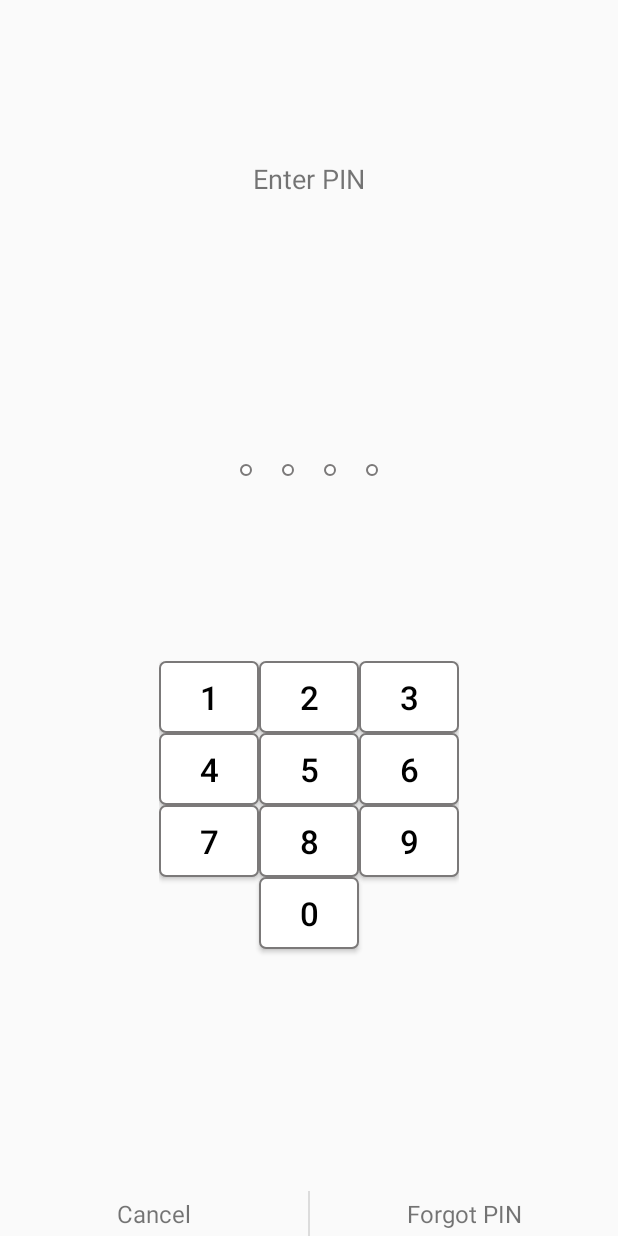
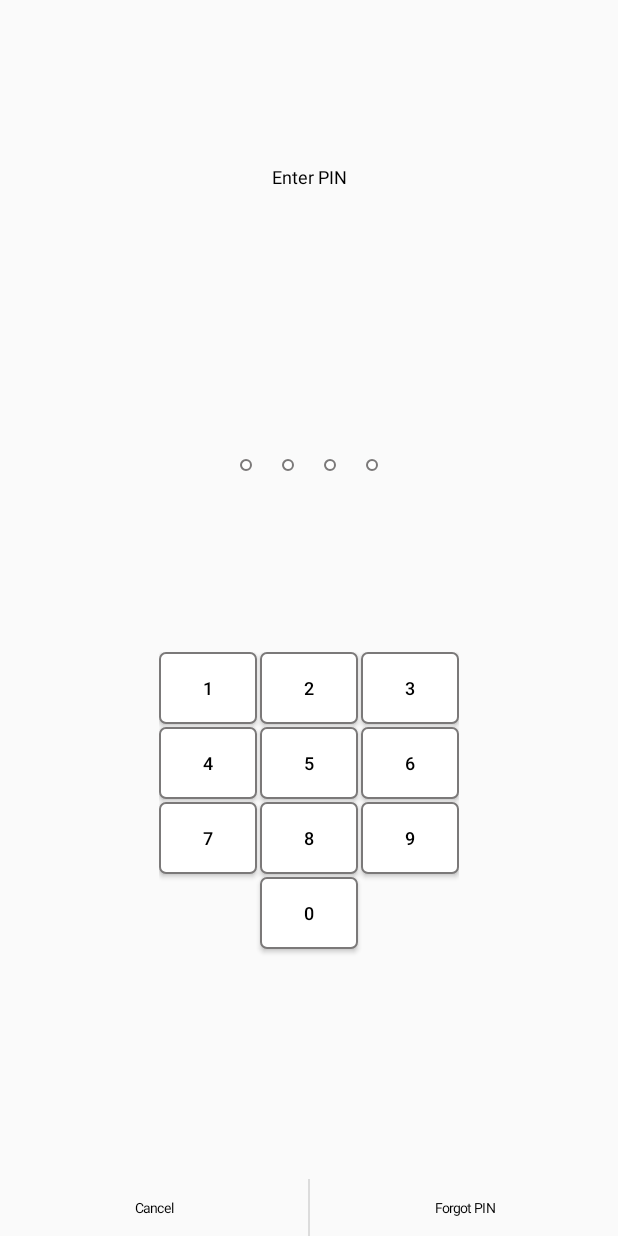
Before and after one commit to manupsunny/PinLock, an Android app: the ConfirmPinActivitySample screen opened directly, with no data from a screen before it, on a phone screen of 412 x 824 dp. Run offline under Robolectric (Android 15) with nearby library versions, the phone set to English and light mode, and no system bars.

```diff
--- a/app/src/main/AndroidManifest.xml
+++ b/app/src/main/AndroidManifest.xml
@@ -1,6 +1,6 @@
 <manifest xmlns:android="http://schemas.android.com/apk/res/android"
     package="com.msp.sample" >
-
+    <uses-permission android:name="android.permission.VIBRATE"/>
     <application
         android:allowBackup="true"
         android:icon="@mipmap/ic_launcher"
--- a/app/src/main/res/values/styles.xml
+++ b/app/src/main/res/values/styles.xml
@@ -8,4 +8,31 @@
         <item name="colorAccent">@color/colorAccent</item>
     </style>
 
+    <style name="PinLock" >
+        <item name="pinLength">4</item>
+
+        <item name="keypadButtonShape">@drawable/rectangle</item>
+        <item name="keypadTextColor">#000000</item>
+        <item name="keypadTextSize">8dp</item>
+        <item name="keypadWidth">200dp</item>
+        <item name="keypadHeight">230dp</item>
+        <item name="keypadVerticalSpacing">2dp</item>
+        <item name="keypadHorizontalSpacing">2dp</item>
+
+        <item name="cancelForgotTextColor">#000000</item>
+        <item name="cancelForgotTextSize">6dp</item>
+
+        <item name="infoTextColor">#000000</item>
+        <item name="infoTextSize">8dp</item>
+
+        <item name="vibrateOnClick">true</item>
+        <item name="vibrateDuration">20</item>
+
+        <item name="statusEmptyBackground">@drawable/dot_empty</item>
+        <item name="statusFilledBackground">@drawable/dot_filled</item>
+        <item name="statusDotDiameter">8dp</item>
+        <item name="statusDotSpacing">10dp</item>
+
+    </style>
+
 </resources>
--- a/pinlock/src/main/java/com/manusunny/pinlock/BasePinActivity.java
+++ b/pinlock/src/main/java/com/manusunny/pinlock/BasePinActivity.java
@@ -18,6 +18,8 @@
 package com.manusunny.pinlock;
 
 import android.app.Activity;
+import android.content.res.TypedArray;
+import android.graphics.Color;
 import android.os.Bundle;
 import android.view.View;
 import android.widget.TextView;
@@ -50,6 +52,7 @@ public abstract class BasePinActivity extends Activity implements PinListener {
      * Holds reference to forgot button added to the UI
      */
     private TextView forgetButton;
+    private TextView cancelButton;
 
     @Override
     protected void onCreate(Bundle savedInstanceState) {
@@ -60,15 +63,17 @@ public abstract class BasePinActivity extends Activity implements PinListener {
 
         label = (TextView) findViewById(R.id.label);
         statusDots = (StatusDots) findViewById(R.id.statusDots);
+
         setupButtons();
+        setupStyles();
     }
 
 
     /**
-     * Setting up calcel and forgot buttons and adding onClickListeners to them
+     * Setting up cancel and forgot buttons and adding onClickListeners to them
      */
     private void setupButtons() {
-        TextView cancelButton = (TextView) findViewById(R.id.cancelButton);
+        cancelButton = (TextView) findViewById(R.id.cancelButton);
         cancelButton.setOnClickListener(new View.OnClickListener() {
             @Override
             public void onClick(View v) {
@@ -85,6 +90,26 @@ public abstract class BasePinActivity extends Activity implements PinListener {
                 finish();
             }
         });
+    }
+
+
+    /**
+     * Setting up color and textSize for cancel/forgot buttons and info text
+     */
+    private void setupStyles() {
+        TypedArray styledAttributes = obtainStyledAttributes(R.style.PinLock, R.styleable.PinLock);
+        final int cancelForgotTextSize = styledAttributes.getDimensionPixelOffset(R.styleable.PinLock_cancelForgotTextSize, 20);
+        cancelButton.setTextSize(cancelForgotTextSize);
+        forgetButton.setTextSize(cancelForgotTextSize);
+
+        final int cancelForgotTextColor = styledAttributes.getColor(R.styleable.PinLock_cancelForgotTextColor, Color.BLACK);
+        cancelButton.setTextColor(cancelForgotTextColor);
+        forgetButton.setTextColor(cancelForgotTextColor);
+
+        final int infoTextSize = styledAttributes.getDimensionPixelOffset(R.styleable.PinLock_infoTextSize, 20);
+        final int infoTextColor = styledAttributes.getColor(R.styleable.PinLock_infoTextColor, Color.BLACK);
+        label.setTextSize(infoTextSize);
+        label.setTextColor(infoTextColor);
     }
 
 
--- a/pinlock/src/main/java/com/manusunny/pinlock/components/Dot.java
+++ b/pinlock/src/main/java/com/manusunny/pinlock/components/Dot.java
@@ -55,8 +55,8 @@ public class Dot extends View {
      * Setting up layout dimensional parameters for the view
      */
     private void setLayoutParameters() {
-        final int dotDiameter = styledAttributes.getDimensionPixelOffset(R.styleable.PinLock_dotDiameter, 50);
-        final int margin = styledAttributes.getDimensionPixelOffset(R.styleable.PinLock_dotSpacing, 30);
+        final int dotDiameter = styledAttributes.getDimensionPixelOffset(R.styleable.PinLock_statusDotDiameter, 50);
+        final int margin = styledAttributes.getDimensionPixelOffset(R.styleable.PinLock_statusDotSpacing, 30);
         final LinearLayout.LayoutParams params = new LinearLayout.LayoutParams(dotDiameter, dotDiameter);
         params.setMargins(margin, 0, margin, 0);
         setLayoutParams(params);
--- a/pinlock/src/main/java/com/manusunny/pinlock/components/Keypad.java
+++ b/pinlock/src/main/java/com/manusunny/pinlock/components/Keypad.java
@@ -19,7 +19,9 @@ package com.manusunny.pinlock.components;
 
 import android.content.Context;
 import android.content.res.TypedArray;
+import android.graphics.Canvas;
 import android.util.AttributeSet;
+import android.widget.FrameLayout;
 import android.widget.GridView;
 
 import com.manusunny.pinlock.PinListener;
@@ -54,9 +56,33 @@ public class Keypad extends GridView {
     public Keypad(Context context, AttributeSet attrs) {
         super(context, attrs);
         this.context = context;
-        styledAttributes = context.obtainStyledAttributes(attrs, R.styleable.PinLock);
+        styledAttributes = context.obtainStyledAttributes(R.style.PinLock, R.styleable.PinLock);
         pin = "";
         setNumColumns(3);
+        setSpacing();
+    }
+
+
+    /**
+     * Setting up vertical and horizontal spacing for the view
+     */
+    private void setSpacing() {
+        final int verticalSpacing = styledAttributes.getDimensionPixelOffset(R.styleable.PinLock_keypadVerticalSpacing, 2);
+        final int horizontalSpacing = styledAttributes.getDimensionPixelOffset(R.styleable.PinLock_keypadHorizontalSpacing, 2);
+        setVerticalSpacing(verticalSpacing);
+        setHorizontalSpacing(horizontalSpacing);
+    }
+
+
+    /**
+     * Setting up layout dimensional parameters for the view
+     */
+    public void setLayoutParameters() {
+        final int keypadWidth = styledAttributes.getDimensionPixelOffset(R.styleable.PinLock_keypadWidth, 200);
+        final int keypadHeight = styledAttributes.getDimensionPixelOffset(R.styleable.PinLock_keypadHeight, 230);
+        final FrameLayout.LayoutParams params = new FrameLayout.LayoutParams(keypadWidth, keypadHeight);
+        params.gravity = 17;
+        setLayoutParams(params);
     }
 
 
@@ -70,6 +96,12 @@ public class Keypad extends GridView {
     }
 
 
+    @Override
+    protected void onDraw(Canvas canvas) {
+        super.onDraw(canvas);
+        setLayoutParameters();
+    }
+
     /**
      * Executed just before destroying Keypad object. Used to recycle StyledAttributes properly
      * @throws Throwable
--- a/pinlock/src/main/java/com/manusunny/pinlock/components/KeypadAdapter.java
+++ b/pinlock/src/main/java/com/manusunny/pinlock/components/KeypadAdapter.java
@@ -20,6 +20,7 @@ package com.manusunny.pinlock.components;
 import android.content.Context;
 import android.content.res.TypedArray;
 import android.graphics.Color;
+import android.os.Vibrator;
 import android.view.LayoutInflater;
 import android.view.View;
 import android.view.ViewGroup;
@@ -51,6 +52,12 @@ public class KeypadAdapter extends BaseAdapter {
 
 
     /**
+     * Stores the context of current activity
+     */
+    private final Context context;
+
+
+    /**
      * Implementation of PinListener interface. Used to handle PIN change events
      */
     private PinListener pinListener;
@@ -64,7 +71,8 @@ public class KeypadAdapter extends BaseAdapter {
      */
     public KeypadAdapter(Context context, TypedArray styledAttributes, PinListener pinListener) {
         this.styledAttributes = styledAttributes;
-        inflater = LayoutInflater.from(context);
+        this.context = context;
+        inflater = LayoutInflater.from(this.context);
         this.pinListener = pinListener;
     }
 
@@ -104,6 +112,8 @@ public class KeypadAdapter extends BaseAdapter {
                 Button key = (Button) v;
                 final String keyText = key.getText().toString();
                 Keypad.pin = Keypad.pin.concat(keyText);
+
+                vibrateIfEnabled();
                 pinListener.onPinValueChange(Keypad.pin.length());
                 if (Keypad.pin.length() == pinLength) {
                     pinListener.onCompleted(Keypad.pin);
@@ -116,17 +126,31 @@ public class KeypadAdapter extends BaseAdapter {
 
 
     /**
+     * Vibrate device on each key press if the feature is enabled
+     */
+    private void vibrateIfEnabled() {
+        final boolean enabled = styledAttributes.getBoolean(R.styleable.PinLock_vibrateOnClick, false);
+        if(enabled){
+            Vibrator v = (Vibrator) context.getSystemService(Context.VIBRATOR_SERVICE);
+            final int duration = styledAttributes.getInt(R.styleable.PinLock_vibrateDuration, 20);
+            v.vibrate(duration);
+        }
+    }
+
+
+    /**
      * Setting Button background styles such as background, size and shape
      * @param view Button itself
      */
     private void setStyle(Button view) {
-        view.setTextSize(styledAttributes.getFloat(R.styleable.PinLock_buttonTextSize, 22));
+        final int textSize = styledAttributes.getDimensionPixelOffset(R.styleable.PinLock_keypadTextSize, 20);
+        view.setTextSize(textSize);
 
-        final int color = styledAttributes.getColor(R.styleable.PinLock_buttonTextColor, Color.BLACK);
+        final int color = styledAttributes.getColor(R.styleable.PinLock_keypadTextColor, Color.BLACK);
         view.setTextColor(color);
 
         final int background = styledAttributes
-                .getResourceId(R.styleable.PinLock_buttonBackground, R.drawable.rectangle);
+                .getResourceId(R.styleable.PinLock_keypadButtonShape, R.drawable.rectangle);
         view.setBackgroundResource(background);
     }
 
@@ -137,7 +161,6 @@ public class KeypadAdapter extends BaseAdapter {
      * @param view Button itself
      */
     private void setValues(int position, Button view) {
-
         if (position == 10) {
             view.setText("0");
         } else if (position == 9) {
--- a/pinlock/src/main/java/com/manusunny/pinlock/components/StatusDots.java
+++ b/pinlock/src/main/java/com/manusunny/pinlock/components/StatusDots.java
@@ -47,7 +47,7 @@ public class StatusDots extends LinearLayout {
     public StatusDots(Context context, AttributeSet attrs) {
         super(context, attrs);
         this.context = context;
-        styledAttributes = context.obtainStyledAttributes(attrs, R.styleable.PinLock);
+        styledAttributes = context.obtainStyledAttributes(R.style.PinLock, R.styleable.PinLock);
         initialize();
     }
 
--- a/pinlock/src/main/res/layout-land/activity_pin.xml
+++ b/pinlock/src/main/res/layout-land/activity_pin.xml
@@ -35,14 +35,11 @@
                     android:id="@+id/statusDots"
                     android:layout_width="wrap_content"
                     android:layout_height="wrap_content"
-                    android:layout_gravity="center"
-                    custom:dotDiameter="8dp"
-                    custom:dotSpacing="10dp" />
+                    android:layout_gravity="center" />
             </FrameLayout>
         </LinearLayout>
 
         <LinearLayout xmlns:android="http://schemas.android.com/apk/res/android"
-            xmlns:custom="http://schemas.android.com/apk/res-auto"
             android:layout_width="0dp"
             android:layout_weight="0.5"
             android:layout_height="match_parent"
@@ -51,8 +48,8 @@
 
             <com.manusunny.pinlock.components.Keypad
                 android:id="@+id/keypad"
-                android:layout_width="200dp"
-                android:layout_height="230dp"
+                android:layout_width="wrap_content"
+                android:layout_height="wrap_content"
                 android:gravity="center" />
         </LinearLayout>
     </LinearLayout>
--- a/pinlock/src/main/res/layout/activity_pin.xml
+++ b/pinlock/src/main/res/layout/activity_pin.xml
@@ -22,10 +22,7 @@
             android:id="@+id/statusDots"
             android:layout_width="wrap_content"
             android:layout_height="wrap_content"
-            android:layout_gravity="bottom|center_horizontal"
-            custom:dotDiameter="8dp"
-            custom:dotSpacing="10dp"
-            custom:pinLength="4" />
+            android:layout_gravity="bottom|center_horizontal" />
     </FrameLayout>
 
     <FrameLayout
@@ -34,8 +31,8 @@
         android:layout_weight="0.6">
         <com.manusunny.pinlock.components.Keypad
             android:id="@+id/keypad"
-            android:layout_width="200dp"
-            android:layout_height="230dp"
+            android:layout_width="wrap_content"
+            android:layout_height="wrap_content"
             android:gravity="center"
             android:layout_gravity="center" />
 
@@ -55,6 +52,7 @@
             android:layout_height="30dp"
             android:layout_weight="1"
             android:gravity="center"
+            android:layout_margin="4dp"
             android:text="@string/cancel"
             android:textSize="16sp" />
 
@@ -64,6 +62,7 @@
             android:layout_height="30dp"
             android:layout_weight="1"
             android:gravity="center"
+            android:layout_margin="4dp"
             android:text="@string/forgot"
             android:textSize="16sp" />
     </LinearLayout>
--- a/pinlock/src/main/res/values/attrs.xml
+++ b/pinlock/src/main/res/values/attrs.xml
@@ -1,15 +1,30 @@
 <?xml version="1.0" encoding="utf-8"?>
 <resources>
     <declare-styleable name="PinLock">
+
         <attr name="pinLength" format="integer"/>
 
-        <attr name="buttonBackground" format="reference"/>
-        <attr name="buttonTextColor" format="color"/>
-        <attr name="buttonTextSize" format="float"/>
+        <attr name="keypadButtonShape" format="reference"/>
+        <attr name="keypadTextColor" format="color"/>
+        <attr name="keypadTextSize" format="dimension"/>
+        <attr name="keypadWidth" format="dimension"/>
+        <attr name="keypadHeight" format="dimension"/>
+        <attr name="keypadVerticalSpacing" format="dimension"/>
+        <attr name="keypadHorizontalSpacing" format="dimension"/>
+
+        <attr name="cancelForgotTextColor" format="color"/>
+        <attr name="cancelForgotTextSize" format="dimension"/>
+
+        <attr name="infoTextColor" format="color"/>
+        <attr name="infoTextSize" format="dimension"/>
+
+        <attr name="vibrateOnClick" format="boolean"/>
+        <attr name="vibrateDuration" format="integer"/>
 
         <attr name="statusEmptyBackground" format="reference"/>
         <attr name="statusFilledBackground" format="reference"/>
-        <attr name="dotDiameter" format="dimension"/>
-        <attr name="dotSpacing" format="dimension"/>
+        <attr name="statusDotDiameter" format="dimension"/>
+        <attr name="statusDotSpacing" format="dimension"/>
+
     </declare-styleable>
 </resources>
--- a/pinlock/src/main/res/values/styles.xml
+++ b/pinlock/src/main/res/values/styles.xml
@@ -1,4 +1,31 @@
 <?xml version="1.0" encoding="utf-8"?>
 <resources>
 
+    <style name="PinLock" >
+        <item name="pinLength">4</item>
+
+        <item name="keypadButtonShape">@drawable/rectangle</item>
+        <item name="keypadTextColor">#000000</item>
+        <item name="keypadTextSize">8dp</item>
+        <item name="keypadWidth">200dp</item>
+        <item name="keypadHeight">230dp</item>
+        <item name="keypadVerticalSpacing">2dp</item>
+        <item name="keypadHorizontalSpacing">2dp</item>
+
+        <item name="cancelForgotTextColor">#000000</item>
+        <item name="cancelForgotTextSize">6dp</item>
+
+        <item name="infoTextColor">#000000</item>
+        <item name="infoTextSize">8dp</item>
+
+        <item name="vibrateOnClick">true</item>
+        <item name="vibrateDuration">20</item>
+
+        <item name="statusEmptyBackground">@drawable/dot_empty</item>
+        <item name="statusFilledBackground">@drawable/dot_filled</item>
+        <item name="statusDotDiameter">8dp</item>
+        <item name="statusDotSpacing">10dp</item>
+
+    </style>
+
 </resources>
```
